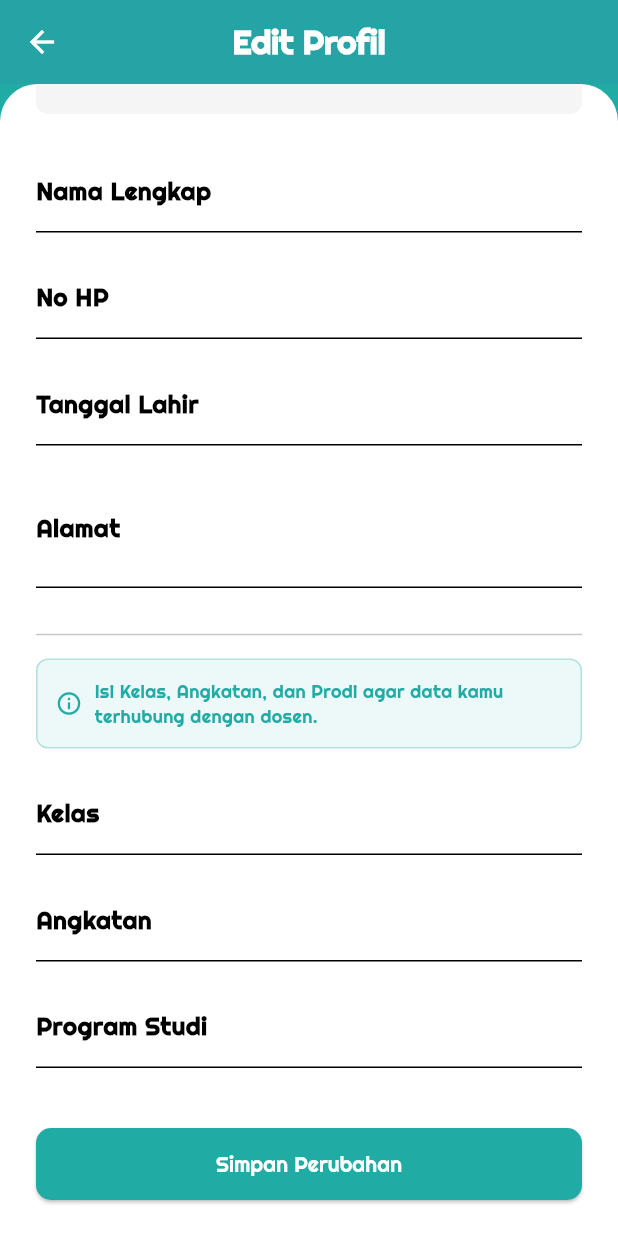
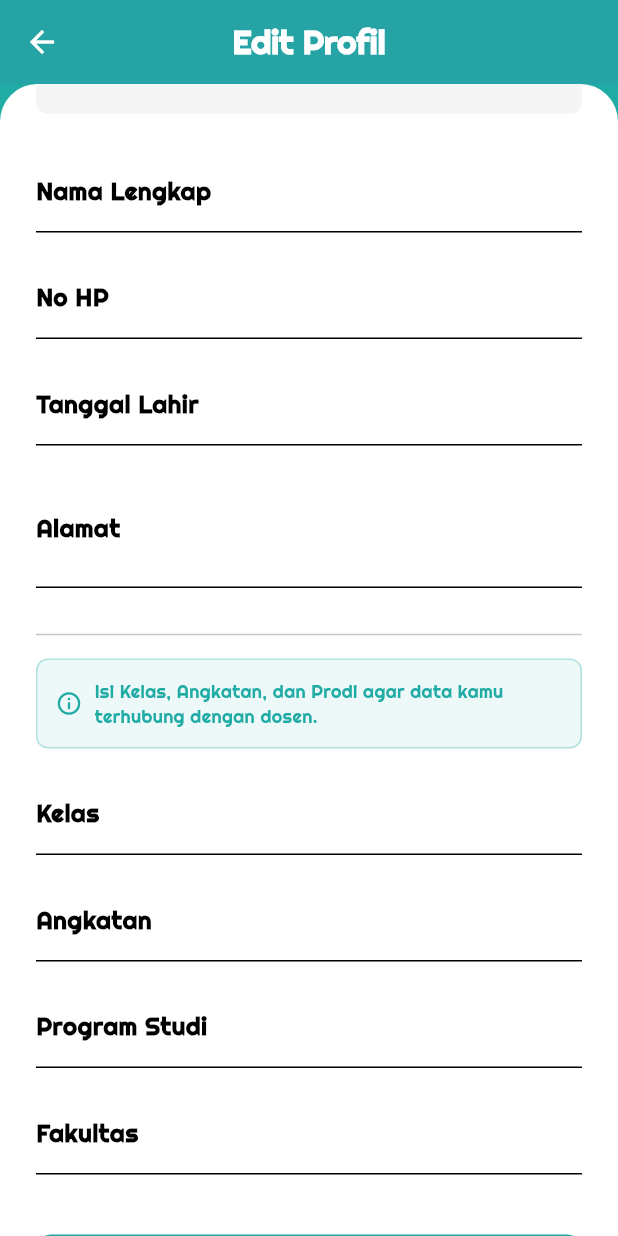
Before and after one commit to Khairul122/siakad, a Flutter app: the _EditProfilView screen opened directly, scrolled down 339 dp, on a phone screen of 412 x 824 dp. Run offline on Flutter 3.47's test engine with Material 3 defaults, Android fonts, the phone set to English and light mode, and no system bars; our stand-ins replace flutter_local_notifications, flutter_secure_storage, image_picker, timezone; accounts and stored records are empty.

Commit message:
feat: implement profile management feature including user domain model, repository, and edit profile UI with photo upload capability

```diff
--- a/lib/features/auth/domain/app_user.dart
+++ b/lib/features/auth/domain/app_user.dart
@@ -10,6 +10,7 @@ class AppUser {
   final String kelas;
   final String angkatan;
   final String prodi;
+  final String fakultas;
 
   const AppUser({
     required this.uid,
@@ -23,6 +24,7 @@ class AppUser {
     this.kelas = '',
     this.angkatan = '',
     this.prodi = '',
+    this.fakultas = '',
   });
 
   factory AppUser.fromMap(Map<String, dynamic> map) {
@@ -38,6 +40,7 @@ class AppUser {
       kelas: map['kelas'] ?? '',
       angkatan: map['angkatan'] ?? '',
       prodi: map['prodi'] ?? '',
+      fakultas: map['fakultas'] ?? '',
     );
   }
 
@@ -54,6 +57,7 @@ class AppUser {
       'kelas': kelas,
       'angkatan': angkatan,
       'prodi': prodi,
+      'fakultas': fakultas,
     };
   }
 }
--- a/lib/features/profile/data/profile_repository.dart
+++ b/lib/features/profile/data/profile_repository.dart
@@ -25,6 +25,7 @@ class ApiProfileRepository implements ProfileRepository {
     required String kelas,
     required String angkatan,
     required String prodi,
+    required String fakultas,
   }) async {
     final uid = SessionService.instance.uid;
     if (uid == null) return;
@@ -37,6 +38,7 @@ class ApiProfileRepository implements ProfileRepository {
       'kelas': kelas,
       'angkatan': angkatan,
       'prodi': prodi,
+      'fakultas': fakultas,
     });
   }
 
--- a/lib/features/profile/domain/profile_repository.dart
+++ b/lib/features/profile/domain/profile_repository.dart
@@ -11,6 +11,7 @@ abstract class ProfileRepository {
     required String kelas,
     required String angkatan,
     required String prodi,
+    required String fakultas,
   });
 
   Future<String> uploadProfilePhoto(String localFilePath);
--- a/lib/features/profile/presentation/controllers/profile_controller.dart
+++ b/lib/features/profile/presentation/controllers/profile_controller.dart
@@ -57,6 +57,7 @@ class ProfileController extends ChangeNotifier {
     required String kelas,
     required String angkatan,
     required String prodi,
+    required String fakultas,
   }) async {
     if (nama.isEmpty) {
       errorMessage = 'Nama tidak boleh kosong';
@@ -77,6 +78,7 @@ class ProfileController extends ChangeNotifier {
         kelas: kelas,
         angkatan: angkatan,
         prodi: prodi,
+        fakultas: fakultas,
       );
       await load();
       return true;
--- a/lib/features/profile/presentation/pages/edit_profil_page.dart
+++ b/lib/features/profile/presentation/pages/edit_profil_page.dart
@@ -42,6 +42,7 @@ class _EditProfilViewState extends State<_EditProfilView> {
   late final TextEditingController _kelasController;
   late final TextEditingController _angkatanController;
   late final TextEditingController _prodiController;
+  late final TextEditingController _fakultasController;
 
   @override
   void initState() {
@@ -53,6 +54,7 @@ class _EditProfilViewState extends State<_EditProfilView> {
     _kelasController = TextEditingController(text: widget.user?.kelas ?? '');
     _angkatanController = TextEditingController(text: widget.user?.angkatan ?? '');
     _prodiController = TextEditingController(text: widget.user?.prodi ?? '');
+    _fakultasController = TextEditingController(text: widget.user?.fakultas ?? '');
   }
 
   @override
@@ -64,6 +66,7 @@ class _EditProfilViewState extends State<_EditProfilView> {
     _kelasController.dispose();
     _angkatanController.dispose();
     _prodiController.dispose();
+    _fakultasController.dispose();
     super.dispose();
   }
 
@@ -153,6 +156,7 @@ class _EditProfilViewState extends State<_EditProfilView> {
       kelas: _kelasController.text.trim(),
       angkatan: _angkatanController.text.trim(),
       prodi: _prodiController.text.trim(),
+      fakultas: _fakultasController.text.trim(),
     );
     if (!mounted) return;
     if (success) {
@@ -284,6 +288,7 @@ class _EditProfilViewState extends State<_EditProfilView> {
               _buildTextField('Angkatan', _angkatanController,
                   type: TextInputType.number, hint: 'contoh: 2024'),
               _buildTextField('Program Studi', _prodiController, hint: 'contoh: Sistem Informasi'),
+              _buildTextField('Fakultas', _fakultasController, hint: 'contoh: Fakultas Ilmu Komputer'),
               const SizedBox(height: 25),
               SizedBox(
                 width: double.infinity,
--- a/lib/features/profile/presentation/pages/profil_page.dart
+++ b/lib/features/profile/presentation/pages/profil_page.dart
@@ -140,6 +140,13 @@ class _ProfileViewState extends State<_ProfileView> {
                   Text(nim, style: const TextStyle(color: Colors.black54, fontSize: 14)),
                   const SizedBox(height: 4),
                   Text(email, style: const TextStyle(color: Colors.grey, fontSize: 13)),
+                  if (user != null && (user.prodi.isNotEmpty || user.fakultas.isNotEmpty)) ...[
+                    const SizedBox(height: 4),
+                    Text(
+                      [if (user.prodi.isNotEmpty) user.prodi, if (user.fakultas.isNotEmpty) user.fakultas].join(' • '),
+                      style: const TextStyle(color: Colors.black45, fontSize: 12),
+                    ),
+                  ],
                   const SizedBox(height: 40),
                   Column(
                     crossAxisAlignment: CrossAxisAlignment.start,
```
